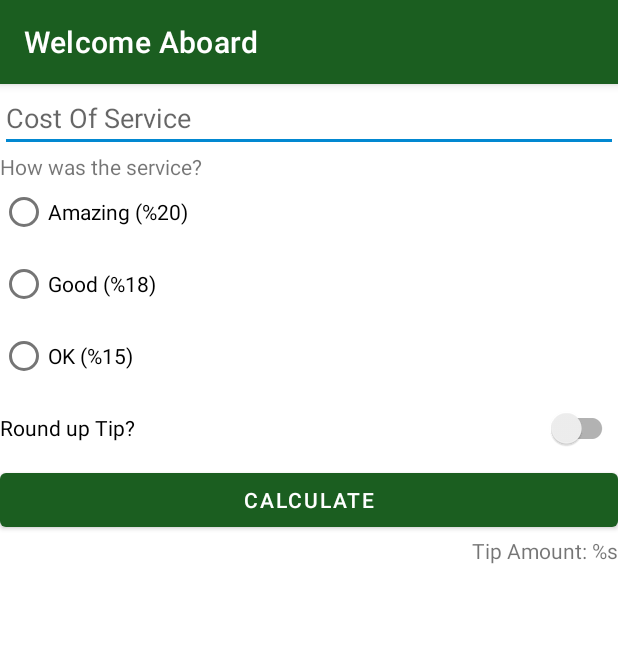
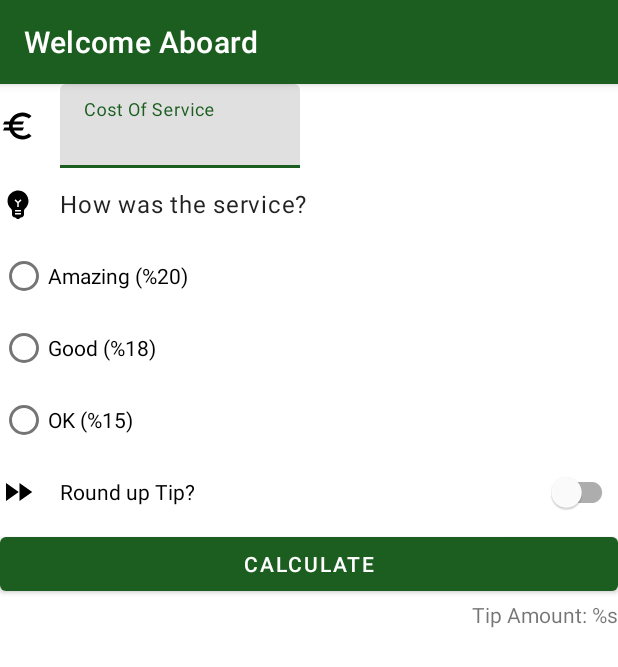
Before and after one commit to halilbalci/Welcome_Aboard, an Android app: the screen it shows after launch (MainActivity), on a phone screen of 412 x 824 dp. Shown: the top 667 px of the screen. Run offline under Robolectric (Android 15) with nearby library versions, the phone set to English and light mode, and no system bars.

```diff
--- a/app/build.gradle
+++ b/app/build.gradle
@@ -14,6 +14,7 @@ android {
         versionName "1.0"
 
         testInstrumentationRunner "androidx.test.runner.AndroidJUnitRunner"
+        vectorDrawables.useSupportLibrary = true
     }
 
     buildTypes {
--- a/app/src/main/java/com/example/welcomeaboard/MainActivity.kt
+++ b/app/src/main/java/com/example/welcomeaboard/MainActivity.kt
@@ -25,7 +25,7 @@ class MainActivity : AppCompatActivity() {
 
     private fun calcuteOnClick(){
         val tc = TipCalculator()
-        val tip = tc.calculateTip(binding.textInputTip.text.toString(),getTipPercent(),binding.switchCompat.isChecked)
+        val tip = tc.calculateTip(binding.costOfServiceEditText.text.toString(),getTipPercent(),binding.switchCompat.isChecked)
         binding.tipResult.text = getString(R.string.tip_amount, NumberFormat.getCurrencyInstance().format(tip))
     }
 
--- /dev/null
+++ b/app/src/main/res/drawable/ic_baseline_emoji_objects_24.xml
@@ -0,0 +1,5 @@
+<vector android:height="24dp" android:tint="#000000"
+    android:viewportHeight="24" android:viewportWidth="24"
+    android:width="24dp" xmlns:android="http://schemas.android.com/apk/res/android">
+    <path android:fillColor="@android:color/white" android:pathData="M12,3c-0.46,0 -0.93,0.04 -1.4,0.14C7.84,3.67 5.64,5.9 5.12,8.66c-0.48,2.61 0.48,5.01 2.22,6.56C7.77,15.6 8,16.13 8,16.69V19c0,1.1 0.9,2 2,2h0.28c0.35,0.6 0.98,1 1.72,1s1.38,-0.4 1.72,-1H14c1.1,0 2,-0.9 2,-2v-2.31c0,-0.55 0.22,-1.09 0.64,-1.46C18.09,13.95 19,12.08 19,10C19,6.13 15.87,3 12,3zM14,19h-4v-1h4V19zM14,17h-4v-1h4V17zM12.5,11.41V14h-1v-2.59L9.67,9.59l0.71,-0.71L12,10.5l1.62,-1.62l0.71,0.71L12.5,11.41z"/>
+</vector>
--- /dev/null
+++ b/app/src/main/res/drawable/ic_baseline_euro_24.xml
@@ -0,0 +1,5 @@
+<vector android:height="24dp" android:tint="#000000"
+    android:viewportHeight="24" android:viewportWidth="24"
+    android:width="24dp" xmlns:android="http://schemas.android.com/apk/res/android">
+    <path android:fillColor="@android:color/white" android:pathData="M15,18.5c-2.51,0 -4.68,-1.42 -5.76,-3.5H15l1,-2H8.58c-0.05,-0.33 -0.08,-0.66 -0.08,-1s0.03,-0.67 0.08,-1H15l1,-2H9.24C10.32,6.92 12.5,5.5 15,5.5c1.61,0 3.09,0.59 4.23,1.57L21,5.3C19.41,3.87 17.3,3 15,3c-3.92,0 -7.24,2.51 -8.48,6H3l-1,2h4.06C6.02,11.33 6,11.66 6,12s0.02,0.67 0.06,1H3l-1,2h4.52c1.24,3.49 4.56,6 8.48,6c2.31,0 4.41,-0.87 6,-2.3l-1.78,-1.77C18.09,17.91 16.62,18.5 15,18.5z"/>
+</vector>
--- /dev/null
+++ b/app/src/main/res/drawable/ic_baseline_fast_forward_24.xml
@@ -0,0 +1,5 @@
+<vector android:height="24dp" android:tint="#000000"
+    android:viewportHeight="24" android:viewportWidth="24"
+    android:width="24dp" xmlns:android="http://schemas.android.com/apk/res/android">
+    <path android:fillColor="@android:color/white" android:pathData="M4,18l8.5,-6L4,6v12zM13,6v12l8.5,-6L13,6z"/>
+</vector>
--- a/app/src/main/res/layout/tip_calculator.xml
+++ b/app/src/main/res/layout/tip_calculator.xml
@@ -5,65 +5,104 @@
     android:layout_width="match_parent"
     android:layout_height="match_parent"
     android:layout_marginStart="16dp"
-    android:layout_marginEnd="16dp"
     android:layout_marginTop="16dp"
-    >
-    <TextView
-        android:id="@+id/questionText"
-        android:layout_width="match_parent"
+    android:layout_marginEnd="16dp">
+
+    <ImageView
+        android:id="@+id/iconCost"
+        android:layout_width="wrap_content"
         android:layout_height="wrap_content"
-        android:text="@string/how_was_the_service"
-         app:layout_constraintTop_toBottomOf="@id/textInputTip"
-        tools:visibility="visible"
-        />
-    <EditText
-        android:layout_width="match_parent"
+        android:importantForAccessibility="no"
+        app:layout_constraintStart_toStartOf="parent"
+        app:layout_constraintTop_toTopOf="@id/layout"
+        app:layout_constraintBottom_toBottomOf="@id/layout"
+        app:srcCompat="@drawable/ic_baseline_euro_24" />
+
+    <com.google.android.material.textfield.TextInputLayout
+        android:id="@+id/layout"
+        android:layout_width="160dp"
         android:layout_height="wrap_content"
-        android:id="@+id/textInputTip"
-        app:layout_constraintEnd_toEndOf="parent"
+        android:hint="@string/cost_of_service"
+        android:layout_marginStart="16dp"
+        app:layout_constraintStart_toEndOf="@id/iconCost"
+        app:layout_constraintTop_toTopOf="parent"
+        tools:visibility="visible">
+
+        <com.google.android.material.textfield.TextInputEditText
+            android:id="@+id/cost_of_service_edit_text"
+            android:layout_width="match_parent"
+            android:layout_height="wrap_content"
+            android:inputType="numberDecimal" />
+    </com.google.android.material.textfield.TextInputLayout>
+
+    <ImageView
+        android:id="@+id/optionIcon"
+        android:layout_width="wrap_content"
+        android:layout_height="wrap_content"
         app:layout_constraintStart_toStartOf="parent"
-        app:layout_constraintTop_toTopOf="parent"
-        android:hint="@string/cost_of_service"
-        android:inputType="numberDecimal"
-        android:autofillHints="555" />
+        app:layout_constraintTop_toTopOf="@+id/service"
+        app:layout_constraintBottom_toBottomOf="@+id/service"
+        app:srcCompat="@drawable/ic_baseline_emoji_objects_24"/>
+
+        <TextView
+            android:id="@+id/service"
+            android:layout_width="wrap_content"
+            android:layout_height="wrap_content"
+            android:text="@string/how_was_the_service"
+            style="@style/Widget.TipTime.TextView"
+            android:layout_marginStart="16dp"
+            app:layout_constraintStart_toEndOf="@id/optionIcon"
+            app:layout_constraintTop_toBottomOf="@+id/layout"/>
 
     <RadioGroup
         android:id="@+id/radioGroup"
         android:layout_width="match_parent"
         android:layout_height="wrap_content"
-        android:layout_marginTop="16dp"
-        app:layout_constraintTop_toBottomOf="@+id/textInputTip">
+        app:layout_constraintTop_toBottomOf="@+id/service">
 
         <RadioButton
             android:id="@+id/percent20"
             android:layout_width="match_parent"
             android:layout_height="wrap_content"
-            android:text="@string/amazing_20"/>
+            android:text="@string/amazing_20" />
 
         <RadioButton
             android:id="@+id/percent18"
             android:layout_width="match_parent"
             android:layout_height="wrap_content"
-            android:text="@string/good_18"/>
+            android:text="@string/good_18" />
 
         <RadioButton
             android:id="@+id/percent15"
             android:layout_width="match_parent"
             android:layout_height="wrap_content"
-            android:text="@string/ok_15"/>
+            android:text="@string/ok_15" />
     </RadioGroup>
-    <androidx.appcompat.widget.SwitchCompat
+
+    <ImageView
+        android:id="@+id/switchIcon"
+        android:layout_width="wrap_content"
+        android:layout_height="wrap_content"
+        app:layout_constraintTop_toTopOf="@+id/switchCompat"
+        app:layout_constraintBottom_toBottomOf="@+id/switchCompat"
+        app:layout_constraintStart_toStartOf="parent"
+        app:srcCompat="@drawable/ic_baseline_fast_forward_24"/>
+    <com.google.android.material.switchmaterial.SwitchMaterial
         android:id="@+id/switchCompat"
-        android:layout_width="match_parent"
+        android:layout_width="0dp"
         android:layout_height="wrap_content"
-        app:layout_constraintTop_toBottomOf="@id/radioGroup"
-        android:text="@string/round_up_tip"/>
+        android:text="@string/round_up_tip"
+        android:layout_marginStart="16dp"
+        app:layout_constraintStart_toEndOf="@id/switchIcon"
+        app:layout_constraintEnd_toEndOf="parent"
+        app:layout_constraintTop_toBottomOf="@id/radioGroup" />
+
     <Button
         android:id="@+id/calculate"
         android:layout_width="match_parent"
         android:layout_height="wrap_content"
-        app:layout_constraintTop_toBottomOf="@id/switchCompat"
-        android:text="@string/calculate"/>
+        android:text="@string/calculate"
+        app:layout_constraintTop_toBottomOf="@id/switchCompat" />
 
     <TextView
         android:id="@+id/tipResult"
--- a/app/src/main/res/values/themes.xml
+++ b/app/src/main/res/values/themes.xml
@@ -22,4 +22,11 @@
     <style name="Theme.WelcomeAboard.AppBarOverlay" parent="ThemeOverlay.AppCompat.Dark.ActionBar" />
 
     <style name="Theme.WelcomeAboard.PopupOverlay" parent="ThemeOverlay.AppCompat.Light" />
+
+    <style name="Widget.TipTime.TextView" parent="Widget.MaterialComponents.TextView">
+        <item name="android:minHeight">48dp</item>
+        <item name="android:gravity">center_vertical</item>
+        <item name="android:textAppearance">?attr/textAppearanceBody1</item>
+
+    </style>
 </resources>
```
Also changed, not shown: 1 other file.
